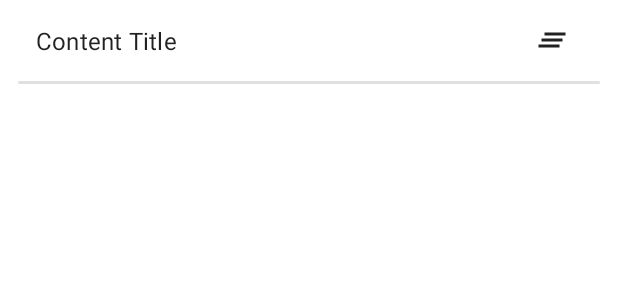
After one commit to MinatoAquaCrew/AquaButton-android, an Android app: the layout fragment_main_search_result_list.xml on its own in the app's theme, with its tools: preview values and no code run, on a phone screen of 412 x 824 dp. The commit adds this screen. Shown: the top 300 px of the screen. Run offline under Robolectric (Android 15) with nearby library versions, the phone set to English and light mode, and no system bars; network calls fail.

Commit message:
SearchResult: Add clear button
Signed-off-by: Siubeng Fung <fython@163.com>

```diff
--- a/app/src/main/java/moe/feng/aquabutton/ui/main/MainActivity.kt
+++ b/app/src/main/java/moe/feng/aquabutton/ui/main/MainActivity.kt
@@ -234,4 +234,15 @@ class MainActivity : BaseActivity(R.layout.activity_main) {
         }
     }
 
+    fun clearSearchResult() {
+        with (state) {
+            voiceData.selectItem(voiceData.firstOrNull())
+            searchKeyword = null
+            searchResult = null
+        }
+        topMenuAdapter.notifyDataSetChanged()
+        setupContentFragment()
+        updateTopMenuStates(TOP_MENU_STATE_COLLAPSED)
+    }
+
 }
--- a/app/src/main/java/moe/feng/aquabutton/ui/main/SearchResultListFragment.kt
+++ b/app/src/main/java/moe/feng/aquabutton/ui/main/SearchResultListFragment.kt
@@ -3,13 +3,13 @@ package moe.feng.aquabutton.ui.main
 import android.os.Bundle
 import android.view.View
 import androidx.core.os.bundleOf
-import kotlinx.android.synthetic.main.fragment_main_category_list.*
+import kotlinx.android.synthetic.main.fragment_main_search_result_list.*
 import moe.feng.aquabutton.R
 import moe.feng.aquabutton.model.VoiceItem
 import moe.feng.aquabutton.ui.common.BaseFragment
 import moe.feng.aquabutton.ui.main.list.VoiceItemListAdapter
 
-class SearchResultListFragment : BaseFragment(R.layout.fragment_main_category_list) {
+class SearchResultListFragment : BaseFragment(R.layout.fragment_main_search_result_list) {
 
     companion object {
 
@@ -48,6 +48,10 @@ class SearchResultListFragment : BaseFragment(R.layout.fragment_main_category_li
 
         contentList.adapter = adapter
 
+        clearButton.setOnClickListener {
+            (activity as? MainActivity)?.clearSearchResult()
+        }
+
         adapter.items = data
     }
 
--- /dev/null
+++ b/app/src/main/res/drawable/ic_clear_all_24.xml
@@ -0,0 +1,9 @@
+<vector xmlns:android="http://schemas.android.com/apk/res/android"
+    android:width="24dp"
+    android:height="24dp"
+    android:viewportWidth="24"
+    android:viewportHeight="24">
+  <path
+      android:fillColor="@android:color/white"
+      android:pathData="M5,13h14v-2L5,11v2zM3,17h14v-2L3,15v2zM7,7v2h14L21,7L7,7z"/>
+</vector>
--- /dev/null
+++ b/app/src/main/res/layout/fragment_main_search_result_list.xml
@@ -0,0 +1,56 @@
+<?xml version="1.0" encoding="utf-8"?>
+<LinearLayout xmlns:android="http://schemas.android.com/apk/res/android"
+    xmlns:tools="http://schemas.android.com/tools"
+    xmlns:app="http://schemas.android.com/apk/res-auto"
+    android:orientation="vertical"
+    android:layout_width="match_parent"
+    android:layout_height="match_parent">
+
+    <LinearLayout
+        android:layout_width="match_parent"
+        android:layout_height="wrap_content"
+        android:orientation="horizontal"
+        android:layout_marginStart="24dp"
+        android:layout_marginEnd="24dp"
+        android:gravity="center_vertical">
+
+        <TextView
+            android:id="@+id/contentTitle"
+            android:layout_width="0dp"
+            android:layout_height="wrap_content"
+            android:layout_weight="1"
+            android:textAppearance="@style/TextAppearance.MaterialComponents.Subtitle1"
+            android:layout_marginTop="16dp"
+            android:layout_marginBottom="16dp"
+            tools:text="Content Title" />
+
+        <ImageView
+            android:id="@+id/clearButton"
+            android:layout_width="wrap_content"
+            android:layout_height="wrap_content"
+            android:importantForAccessibility="no"
+            android:padding="8dp"
+            android:src="@drawable/ic_clear_all_24"
+            android:tint="?android:textColorPrimary"
+            android:clickable="true"
+            android:focusable="true"
+            android:background="?android:selectableItemBackgroundBorderless"/>
+
+    </LinearLayout>
+
+    <View
+        android:layout_width="match_parent"
+        android:layout_height="2dp"
+        android:layout_marginStart="12dp"
+        android:layout_marginEnd="12dp"
+        android:background="@drawable/round_divider"/>
+
+    <androidx.recyclerview.widget.RecyclerView
+        android:id="@+id/contentList"
+        android:layout_width="match_parent"
+        android:layout_height="0dp"
+        android:layout_weight="1"
+        android:layout_marginBottom="16dp"
+        app:layoutManager="androidx.recyclerview.widget.LinearLayoutManager"/>
+
+</LinearLayout>
```
